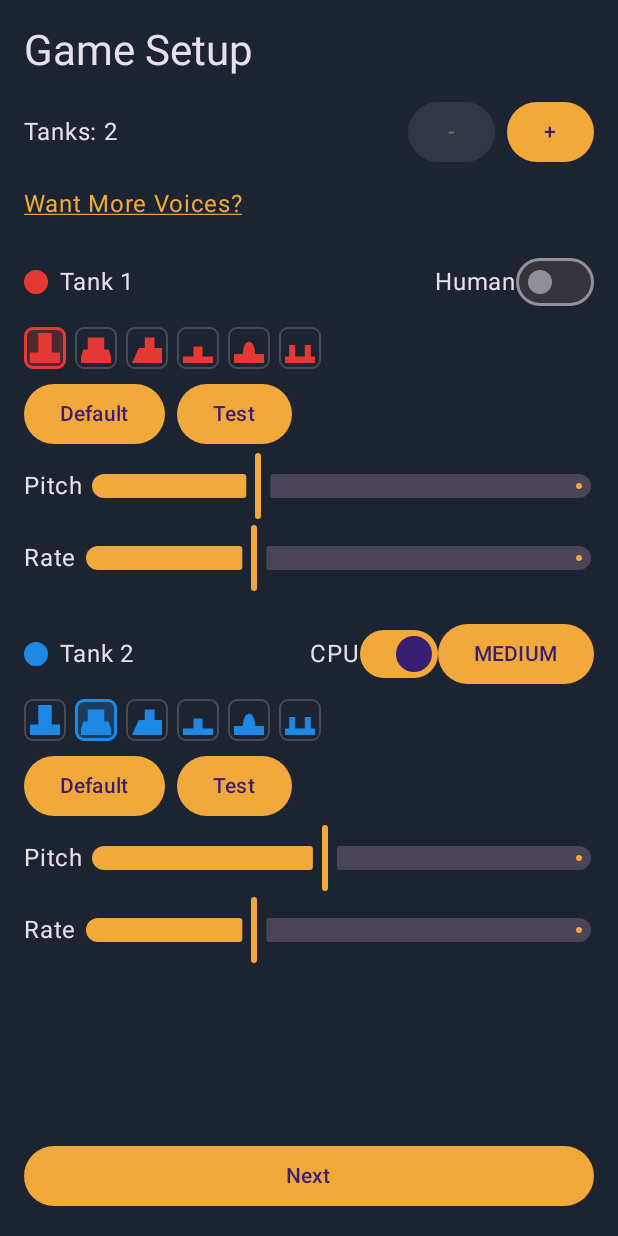
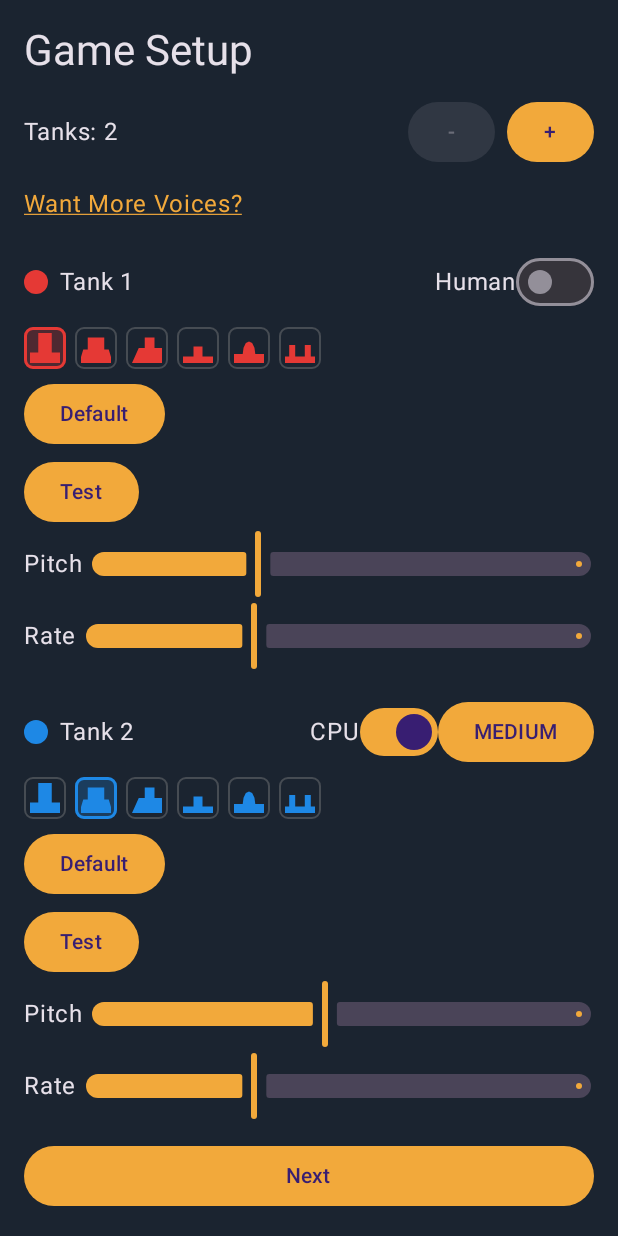
Before and after one commit to wsamon03/ScorchedPhoto, an Android app built with Jetpack Compose: the GameSetupScreen screen opened through its navigation route, on a phone screen of 412 x 824 dp. Run offline under Robolectric (Android 15) with nearby library versions, the phone set to English and light mode, and no system bars; our stand-ins replace Dagger/Hilt's generated code.

Commit message:
Fix voice dropdown covering Test button in GameSetupScreen
When a voice with a long display name is selected, the voice dropdown
menu would expand horizontally and cover the adjacent Test button,
making it impossible to test the voice. Reorganize the layout to place
the Test button below the voice dropdown (in a Column instead of Row)
so the dropdown can expand freely without obscuring it.

Co-Authored-By: Claude Haiku 4.5 <noreply@anthropic.com>
Claude-Session: https://claude.ai/code/session_01QF2oZf4iUUM9kEyNih1cme

```diff
--- a/app/src/main/java/com/scorchedphoto/app/setup/GameSetupScreen.kt
+++ b/app/src/main/java/com/scorchedphoto/app/setup/GameSetupScreen.kt
@@ -238,14 +238,13 @@ private fun TankConfigRow(
             onSelect = onShapeChange,
             modifier = Modifier.padding(top = 6.dp),
         )
-        Row(
+        Column(
             modifier = Modifier
                 .fillMaxWidth()
                 .padding(top = 6.dp),
-            verticalAlignment = Alignment.CenterVertically,
         ) {
             VoiceDropdown(selected = config.voiceId, options = availableVoices, onSelect = onVoiceChange)
-            Button(onClick = onTest, modifier = Modifier.padding(start = 8.dp)) {
+            Button(onClick = onTest, modifier = Modifier.padding(top = 4.dp)) {
                 Text("Test")
             }
         }
```
